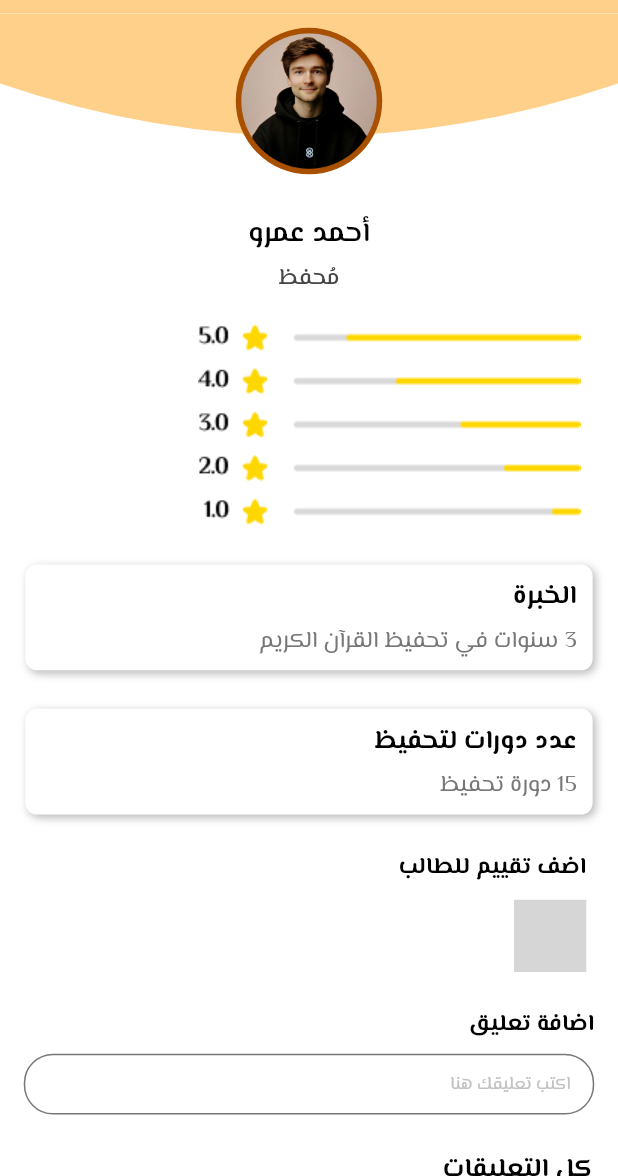
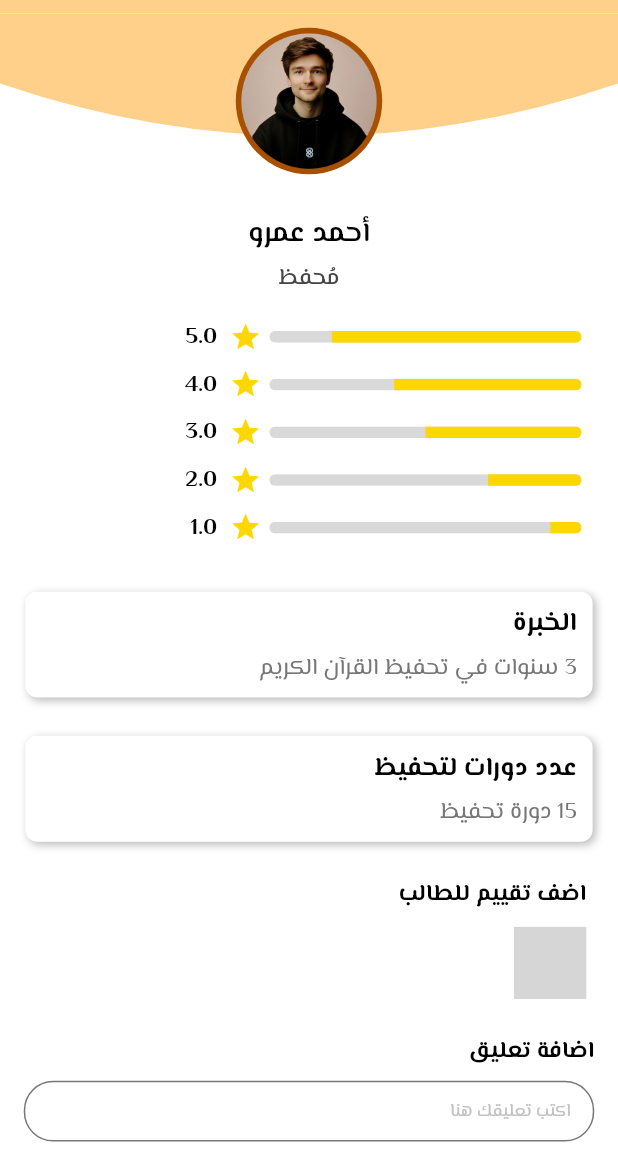
Before and after one commit to omar-949/oly_elazm, a Flutter app: the ElmohafezDetailsView screen opened by its route, on a phone screen of 412 x 824 dp, the part 60-1236 px from its top. Run offline on Flutter 3.47's test engine with Material 3 defaults, Android fonts, the phone set to English and light mode, and no system bars; our stand-ins replace curved_navigation_bar, dartz, dio, easy_localization, flutter_bloc, flutter_screenutil and 12 more; missing offline and left inert: flutter_pannable_rating_bar; accounts and stored records are empty; grey boxes are pictures that could not be loaded.

Commit message:
add rating_bar_widget + rating_row_widget.dart

```diff
--- a/lib/core/theme/app_colors.dart
+++ b/lib/core/theme/app_colors.dart
@@ -22,6 +22,7 @@ class AppColors {
   static Color get errorLight => const Color(0xFFED4C5C);
   static Color get softWhite => const Color(0xFFFAFAFA);
   static const Color darkSlate = Color(0xFF2E2828);
+  static const Color yellow = Color(0xFFFFD700);
 
 
   // Gradients
--- a/lib/features/settings/presentation/views/widgets/elmohafez/elmohafez_details_body.dart
+++ b/lib/features/settings/presentation/views/widgets/elmohafez/elmohafez_details_body.dart
@@ -4,6 +4,7 @@ import 'package:oly_elazm/core/widgets/info_header_section.dart';
 import 'add_comment_section.dart';
 import 'elmohafez_rating.dart';
 import 'lesson_overview.dart';
+import 'rating_bar_widget.dart';
 import 'reviews_list.dart';
 import 'rate_with_image.dart';
 
@@ -76,7 +77,9 @@ class _ElmohafezDetailsBodyState extends State<ElmohafezDetailsBody> {
             userType: 'مُحفظ',
           ),
           15.ph,
-          const RateWithImage(imagePath: 'assets/images/rate_image.png'),
+          const  RatingBarWidget(
+            ratings: [0.8, 0.6, 0.5, 0.3, 0.1],
+          ),
           15.ph,
           const LessonOverview(),
           15.ph,
--- /dev/null
+++ b/lib/features/settings/presentation/views/widgets/elmohafez/rating_bar_widget.dart
@@ -0,0 +1,29 @@
+import 'package:flutter/material.dart';
+import 'package:oly_elazm/core/helpers/app_size.dart';
+import 'rating_row_widget.dart';
+
+class RatingBarWidget extends StatelessWidget {
+  final List<double> ratings;
+
+  const RatingBarWidget({
+    Key? key,
+    required this.ratings,
+  }) : super(key: key);
+
+  @override
+  Widget build(BuildContext context) {
+    return Column(
+      crossAxisAlignment: CrossAxisAlignment.start,
+      children: List.generate(
+        ratings.length,
+            (index) => Padding(
+          padding: EdgeInsets.only(bottom: AppSize.h8),
+          child: RatingRow(
+            rating: 5.0 - index,
+            progress: ratings[index],
+          ),
+        ),
+      ),
+    );
+  }
+}
--- /dev/null
+++ b/lib/features/settings/presentation/views/widgets/elmohafez/rating_row_widget.dart
@@ -0,0 +1,47 @@
+import 'package:flutter/material.dart';
+import 'package:flutter_screenutil/flutter_screenutil.dart';
+import 'package:oly_elazm/core/helpers/app_size.dart';
+import 'package:oly_elazm/core/theme/app_colors.dart';
+import 'package:oly_elazm/core/theme/app_text_style.dart';
+
+class RatingRow extends StatelessWidget {
+  final double rating;
+  final double progress;
+
+  const RatingRow({
+    Key? key,
+    required this.rating,
+    required this.progress,
+  }) : super(key: key);
+
+  @override
+  Widget build(BuildContext context) {
+    return Padding(
+      padding: EdgeInsets.only(right: 15.w),
+      child: Row(
+        children: [
+          SizedBox(width: AppSize.w8),
+          Container(
+            child: ClipRRect(
+              borderRadius: BorderRadius.circular(AppSize.r12),
+              child: LinearProgressIndicator(
+                value: progress,
+                backgroundColor: AppColors.lightGrey,
+                color: AppColors.yellow,
+                minHeight: AppSize.h8,
+              ),
+            ),
+            width: 197.w,
+          ),
+          SizedBox(width: AppSize.w5),
+          Icon(Icons.star, color: AppColors.yellow, size: AppSize.w20),
+          SizedBox(width: AppSize.w8),
+          Text(
+            rating.toStringAsFixed(1),
+            style: AppTextStyle.font16Bold(),
+          ),
+        ],
+      ),
+    );
+  }
+}
--- a/lib/features/settings/presentation/views/widgets/elmohafez/review_card.dart
+++ b/lib/features/settings/presentation/views/widgets/elmohafez/review_card.dart
@@ -77,7 +77,7 @@ class ReviewCard extends StatelessWidget {
                   5,
                       (index) => Icon(
                     index < rating ? Icons.star : Icons.star_border,
-                    color: Colors.yellow,
+                    color: AppColors.yellow,
                     size: 18.r,
                   ),
                 ),
```
